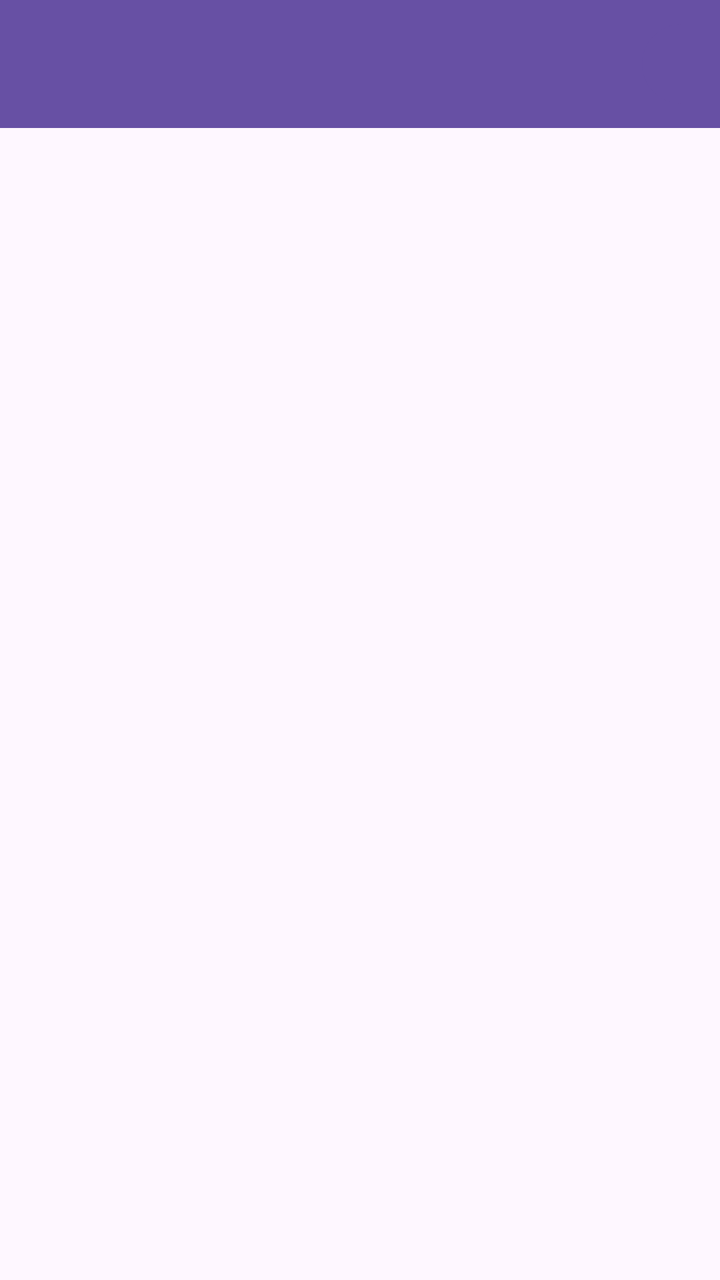
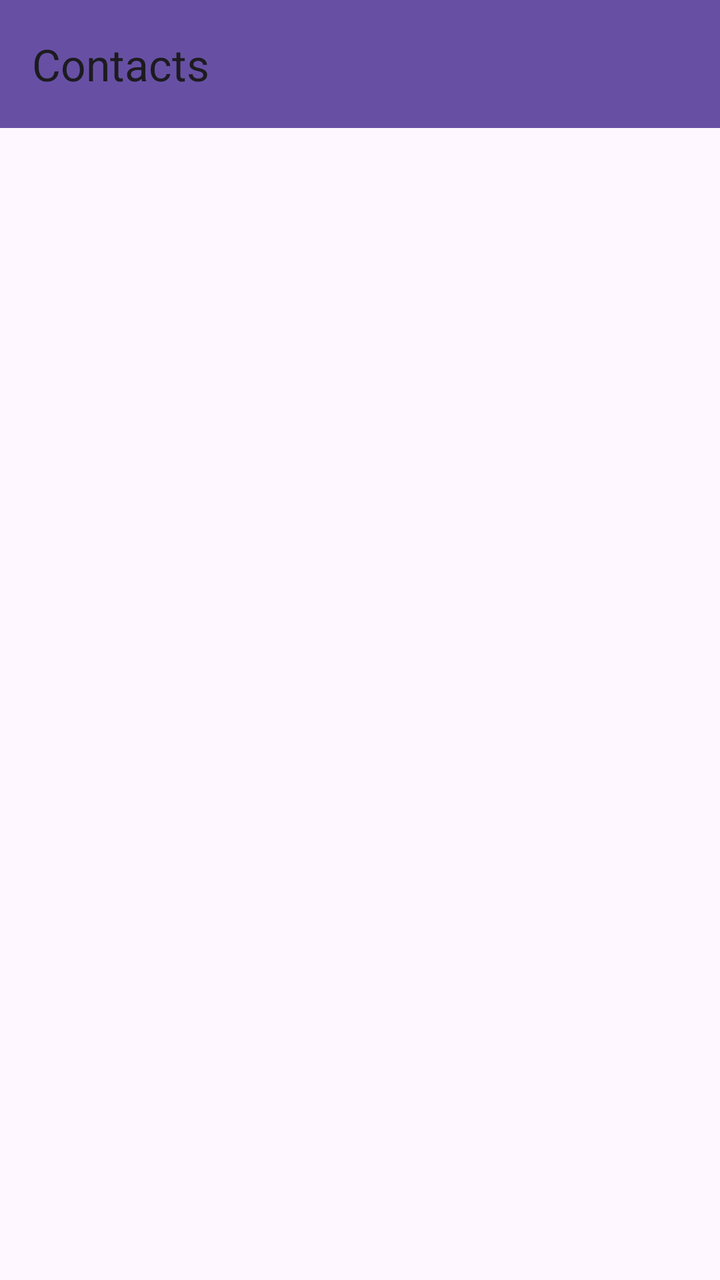

Compare the two renders of this Android layout. The source of the first and the diff that turns it into the second are given below.
<!-- AndroidManifest.xml: application theme Theme.Ft_hangouts -->
<!-- res/layout/activity_main.xml -->
<?xml version="1.0" encoding="utf-8"?>
<androidx.constraintlayout.widget.ConstraintLayout xmlns:android="http://schemas.android.com/apk/res/android"
    xmlns:app="http://schemas.android.com/apk/res-auto"
    xmlns:tools="http://schemas.android.com/tools"
    android:id="@+id/main"
    android:layout_width="match_parent"
    android:layout_height="match_parent"
    tools:context=".MainActivity">


	<LinearLayout
		android:layout_width="409dp"
		android:layout_height="729dp"
		android:orientation="vertical"
		app:layout_constraintStart_toStartOf="parent"
		app:layout_constraintTop_toTopOf="parent">

		<androidx.appcompat.widget.Toolbar
			android:id="@+id/toolbar"
			android:layout_width="match_parent"
			android:layout_height="wrap_content"
			android:background="?attr/colorPrimary"
			android:minHeight="?attr/actionBarSize"
			android:theme="?attr/actionBarTheme"
			>

			<Button
				android:layout_width="wrap_content"
				android:layout_height="wrap_content"
				android:text="+"
				android:layout_gravity="end"
			/>

		</androidx.appcompat.widget.Toolbar>

	</LinearLayout>
</androidx.constraintlayout.widget.ConstraintLayout>
<!-- resources referenced by this layout -->
<resources>
  <style name="Theme.Ft_hangouts" parent="Base.Theme.Ft_hangouts" />
  <style name="Base.Theme.Ft_hangouts" parent="Theme.Material3.DayNight.NoActionBar">
          
          
      </style>
</resources>

<!-- the commit's change to res/layout/activity_main.xml (unified diff, before → after) -->
@@ -1,37 +1,27 @@
 <?xml version="1.0" encoding="utf-8"?>
 <androidx.constraintlayout.widget.ConstraintLayout xmlns:android="http://schemas.android.com/apk/res/android"
-    xmlns:app="http://schemas.android.com/apk/res-auto"
-    xmlns:tools="http://schemas.android.com/tools"
-    android:id="@+id/main"
-    android:layout_width="match_parent"
-    android:layout_height="match_parent"
-    tools:context=".MainActivity">
-
+	xmlns:app="http://schemas.android.com/apk/res-auto"
+	xmlns:tools="http://schemas.android.com/tools"
+	android:id="@+id/main"
+	android:layout_width="match_parent"
+	android:layout_height="match_parent"
+	tools:context=".MainActivity">
 
 	<LinearLayout
-		android:layout_width="409dp"
-		android:layout_height="729dp"
+		android:layout_width="match_parent"
+		android:layout_height="match_parent"
 		android:orientation="vertical"
-		app:layout_constraintStart_toStartOf="parent"
-		app:layout_constraintTop_toTopOf="parent">
+		app:layout_constraintTop_toTopOf="parent"
+		app:layout_constraintStart_toStartOf="parent">
 
 		<androidx.appcompat.widget.Toolbar
 			android:id="@+id/toolbar"
 			android:layout_width="match_parent"
-			android:layout_height="wrap_content"
+			android:layout_height="?attr/actionBarSize"
 			android:background="?attr/colorPrimary"
-			android:minHeight="?attr/actionBarSize"
 			android:theme="?attr/actionBarTheme"
-			>
-
-			<Button
-				android:layout_width="wrap_content"
-				android:layout_height="wrap_content"
-				android:text="+"
-				android:layout_gravity="end"
-			/>
-
-		</androidx.appcompat.widget.Toolbar>
+			app:title="Contacts" />
 
 	</LinearLayout>
+
 </androidx.constraintlayout.widget.ConstraintLayout>
